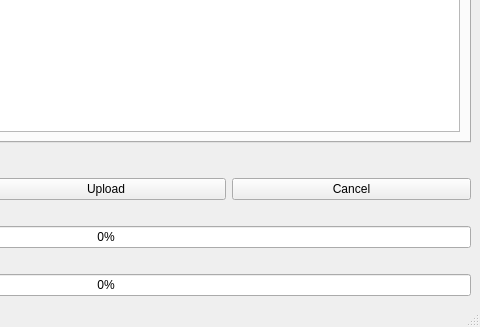
First picture: the form in ui.ui, repository Brandhor/pymguploader, before the edit; both pictures show x 268 to 748 and y 414 to 741 of the 748 by 741 pixel window.
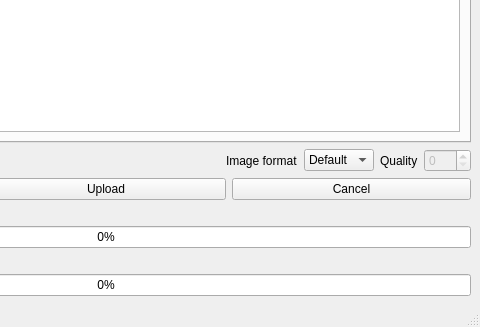
Second picture: the form after the edit. Icons and pictures are not drawn.

Patch:
```diff
--- a/ui.ui
+++ b/ui.ui
@@ -441,6 +441,49 @@
         </property>
        </spacer>
       </item>
+      <item>
+       <widget class="QLabel" name="label_3" >
+        <property name="text" >
+         <string>Image format</string>
+        </property>
+       </widget>
+      </item>
+      <item>
+       <widget class="QComboBox" name="comboFormat" >
+        <item>
+         <property name="text" >
+          <string>Default</string>
+         </property>
+        </item>
+        <item>
+         <property name="text" >
+          <string>PNG</string>
+         </property>
+        </item>
+        <item>
+         <property name="text" >
+          <string>JPEG</string>
+         </property>
+        </item>
+       </widget>
+      </item>
+      <item>
+       <widget class="QLabel" name="label_4" >
+        <property name="text" >
+         <string>Quality</string>
+        </property>
+       </widget>
+      </item>
+      <item>
+       <widget class="QSpinBox" name="spinQuality" >
+        <property name="enabled" >
+         <bool>false</bool>
+        </property>
+        <property name="maximum" >
+         <number>100</number>
+        </property>
+       </widget>
+      </item>
      </layout>
     </item>
     <item>
```
Left out of the diff: 2 changed lines with no effect on the pictures.
